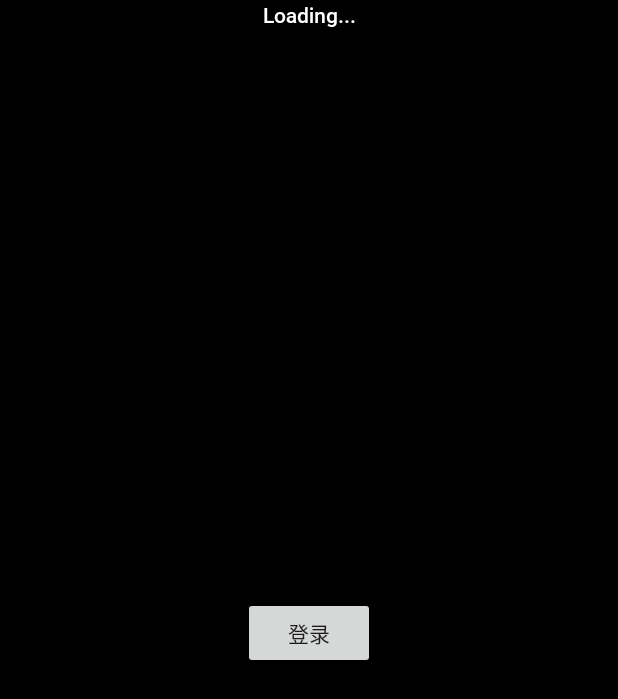
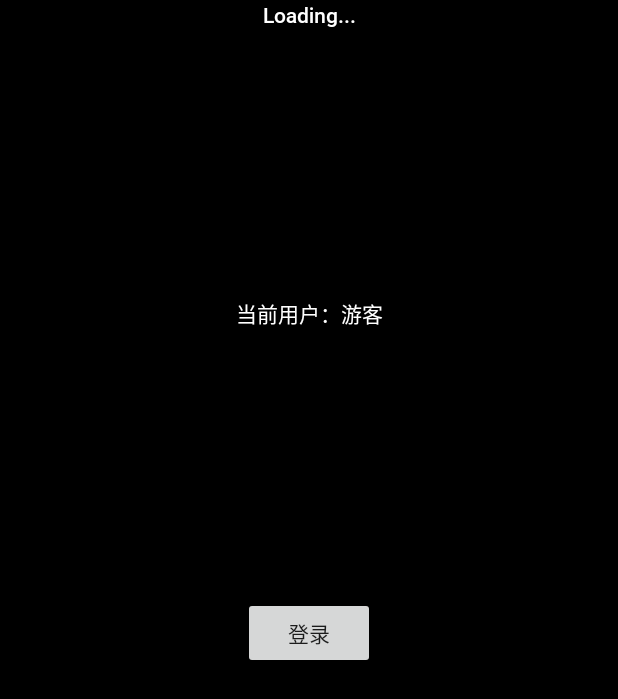
Before and after one commit to ReXDevStudio/WearReX, an Android app: the ConfirmLoginToRex screen opened through its navigation route, after a tap on "仅浏览", on a phone screen of 412 x 824 dp. Shown: the top 699 px of the screen. Run offline under Robolectric (Android 15) with nearby library versions, the phone set to English and light mode, and no system bars; our stand-ins replace data binding; plain views replace BoxInsetLayout.

Commit message:
feat: now can display username in HomeActivity
added static method getUrl in NetworkUtils

```diff
--- a/app/src/main/java/cn/rexwear/wearrex/activities/HomeActivity.java
+++ b/app/src/main/java/cn/rexwear/wearrex/activities/HomeActivity.java
@@ -1,18 +1,40 @@
 package cn.rexwear.wearrex.activities;
 
+import static cn.rexwear.wearrex.activities.WelcomeActivity.TAG;
+
+import android.annotation.SuppressLint;
 import android.content.Intent;
 import android.os.Bundle;
+import android.util.Log;
+import android.widget.Toast;
 
+import androidx.annotation.NonNull;
 import androidx.appcompat.app.AppCompatActivity;
 import androidx.databinding.DataBindingUtil;
 
+import com.google.gson.Gson;
+
+import java.io.IOException;
+import java.util.concurrent.ExecutorService;
+import java.util.concurrent.Executors;
+
 import cn.rexwear.wearrex.R;
+import cn.rexwear.wearrex.beans.UserBean;
 import cn.rexwear.wearrex.databinding.ActivityHomeBinding;
-import cn.rexwear.wearrex.utils.GetSharedPreferences;
+import cn.rexwear.wearrex.utils.NetworkUtils;
+import cn.rexwear.wearrex.utils.SharedPreferencesUtils;
 import cn.rexwear.wearrex.utils.TimeThread;
+import okhttp3.Call;
+import okhttp3.Callback;
+import okhttp3.Response;
 
 public class HomeActivity extends AppCompatActivity {
     ActivityHomeBinding binding;
+
+    final ExecutorService mThreadPool = Executors.newCachedThreadPool();
+
+
+    @SuppressLint("SetTextI18n")
     @Override
     protected void onCreate(Bundle savedInstanceState) {
         super.onCreate(savedInstanceState);
@@ -20,17 +42,44 @@ public class HomeActivity extends AppCompatActivity {
         TimeThread timeThread = new TimeThread(binding.hometime);   //新建一个获取时间的进程
         timeThread.start();     //开始获取时间
 
-        if (GetSharedPreferences.getUserID() == -1) {       //获取登录状态
-            if (GetSharedPreferences.getUserIsExperiment()) {       //获取是否为游客
+        if (SharedPreferencesUtils.getUserID() == -1) {       //获取登录状态
+            if (SharedPreferencesUtils.getUserIsExperiment()) {       //获取是否为游客
+                binding.currentUser.setText(binding.currentUser.getText() + "游客");
                 binding.logout.setText("登录");
             } else {
                 startActivity(new Intent(HomeActivity.this, WelcomeActivity.class));        //打开登录activity
                 finish();
             }
+        } else {
+            NetworkUtils.getUrl("/users/" + SharedPreferencesUtils.getUserID(), new Callback() {
+                @Override
+                public void onFailure(@NonNull Call call, @NonNull IOException e) {
+                    Log.d(TAG, "onFailure: " + e.getMessage());
+                    mThreadPool.execute(() -> HomeActivity.this.runOnUiThread(() -> {
+                        Toast.makeText(HomeActivity.this, "获取用户名失败！", Toast.LENGTH_SHORT).show();
+                    }));
+                }
+
+                @Override
+                public void onResponse(@NonNull Call call, @NonNull Response response) throws IOException {
+                    mThreadPool.execute(() -> HomeActivity.this.runOnUiThread(() -> {
+                        if (response.code() == 200) {
+                            try {
+                                UserBean userBean = (new Gson()).fromJson(response.body().string(), UserBean.class);
+                                String currentUserName = userBean.user.username;
+                                binding.currentUser.setText(binding.currentUser.getText() + currentUserName);
+                                binding.logout.setText("登出");
+                            } catch (IOException e) {
+                                e.printStackTrace();
+                            }
+                        }
+                    }));
+                }
+            });
         }
 
         binding.logout.setOnClickListener(view -> {
-            GetSharedPreferences.DeleteUserInfo();      //删除userID
+            SharedPreferencesUtils.DeleteUserInfo();      //删除userID
             startActivity(new Intent(HomeActivity.this, WelcomeActivity.class));        //打开登录activity
             finish();
         });
--- a/app/src/main/java/cn/rexwear/wearrex/activities/WelcomeActivity.java
+++ b/app/src/main/java/cn/rexwear/wearrex/activities/WelcomeActivity.java
@@ -7,12 +7,13 @@ import android.widget.TextView;
 import androidx.appcompat.app.AppCompatActivity;
 
 import cn.rexwear.wearrex.R;
-import cn.rexwear.wearrex.utils.GetSharedPreferences;
+import cn.rexwear.wearrex.utils.SharedPreferencesUtils;
 import cn.rexwear.wearrex.utils.TimeThread;
 
 public class WelcomeActivity extends AppCompatActivity {
     public final static String TAG = "Wear ReX TAG";
     TextView textViewTime;
+
 
     @Override
     protected void onCreate(Bundle savedInstanceState) {
@@ -21,11 +22,11 @@ public class WelcomeActivity extends AppCompatActivity {
         textViewTime = findViewById(R.id.time);
         TimeThread timeThread = new TimeThread(textViewTime);   //新建一个获取时间的进程
         timeThread.start();     //开始获取时间
-        if (GetSharedPreferences.getUserIsExperiment()) {
+        if (SharedPreferencesUtils.getUserIsExperiment()) {
             startActivity(new Intent(WelcomeActivity.this, HomeActivity.class));
             finish();
         }
-        if (GetSharedPreferences.getUserID() != -1) {
+        if (SharedPreferencesUtils.getUserID() != -1) {
             startActivity(new Intent(WelcomeActivity.this, HomeActivity.class));
             finish();
         }
--- a/app/src/main/java/cn/rexwear/wearrex/fragments/welcome/ConfirmLoginToRex.java
+++ b/app/src/main/java/cn/rexwear/wearrex/fragments/welcome/ConfirmLoginToRex.java
@@ -15,7 +15,7 @@ import androidx.navigation.Navigation;
 import cn.rexwear.wearrex.R;
 import cn.rexwear.wearrex.activities.HomeActivity;
 import cn.rexwear.wearrex.databinding.FragmentConfirmLoginToRexBinding;
-import cn.rexwear.wearrex.utils.GetSharedPreferences;
+import cn.rexwear.wearrex.utils.SharedPreferencesUtils;
 
 public class ConfirmLoginToRex extends Fragment {
     FragmentConfirmLoginToRexBinding binding;
@@ -46,7 +46,7 @@ public class ConfirmLoginToRex extends Fragment {
         binding.login.setOnClickListener(view1 -> controller.navigate(R.id.action_confirmLoginToRex_to_login));
         binding.register.setOnClickListener(view1 -> controller.navigate(R.id.action_confirmLoginToRex_to_registerFragment));
         binding.tourist.setOnClickListener(view1 -> {
-            GetSharedPreferences.saveUserIsExperiment(true);
+            SharedPreferencesUtils.saveUserIsExperiment(true);
             startActivity(new Intent(getActivity(), HomeActivity.class));
             requireActivity().finish();
         });
--- a/app/src/main/java/cn/rexwear/wearrex/fragments/welcome/WelcomeLoginFragment.java
+++ b/app/src/main/java/cn/rexwear/wearrex/fragments/welcome/WelcomeLoginFragment.java
@@ -19,7 +19,7 @@ import com.bumptech.glide.Glide;
 import cn.rexwear.wearrex.R;
 import cn.rexwear.wearrex.activities.HomeActivity;
 import cn.rexwear.wearrex.beans.UserBean;
-import cn.rexwear.wearrex.utils.GetSharedPreferences;
+import cn.rexwear.wearrex.utils.SharedPreferencesUtils;
 
 public class WelcomeLoginFragment extends Fragment {
 
@@ -57,7 +57,7 @@ public class WelcomeLoginFragment extends Fragment {
         }
 
         go.setOnClickListener(view1 -> {
-            GetSharedPreferences.saveUserInfo(userBean.user.userId);
+            SharedPreferencesUtils.saveUserInfo(userBean.user.userId);
             startActivity(new Intent(getContext(), HomeActivity.class));
             requireActivity().finish();
         });
--- a/app/src/main/java/cn/rexwear/wearrex/utils/GetSharedPreferences.java
+++ b/app/src/main/java/cn/rexwear/wearrex/utils/SharedPreferencesUtils.java
@@ -16,7 +16,7 @@ import cn.rexwear.wearrex.Application;
  * 给！爷！写！注！释！
  */
 
-public class GetSharedPreferences {
+public class SharedPreferencesUtils {
     public static final String PREFS_NAME = "cn.rexwear.sharedpreferences";
     private static final SharedPreferences preferences = Application.getContext().getSharedPreferences(PREFS_NAME, Context.MODE_PRIVATE);
     private static final SharedPreferences.Editor editor = preferences.edit();
--- a/app/src/main/res/layout/activity_home.xml
+++ b/app/src/main/res/layout/activity_home.xml
@@ -47,6 +47,17 @@
                     app:layout_constraintEnd_toEndOf="parent"
                     app:layout_constraintStart_toStartOf="parent"
                     app:layout_constraintTop_toTopOf="parent" />
+
+                <TextView
+                    android:id="@+id/currentUser"
+                    android:layout_width="wrap_content"
+                    android:layout_height="wrap_content"
+                    android:text="当前用户："
+                    android:textColor="#fff"
+                    app:layout_constraintBottom_toTopOf="@+id/logout"
+                    app:layout_constraintEnd_toEndOf="parent"
+                    app:layout_constraintStart_toStartOf="parent"
+                    app:layout_constraintTop_toTopOf="parent" />
             </androidx.constraintlayout.widget.ConstraintLayout>
 
         </androidx.constraintlayout.widget.ConstraintLayout>
```
Also changed, not shown: app/src/main/java/cn/rexwear/wearrex/utils/NetworkUtils.java (+19 -1 lines).
